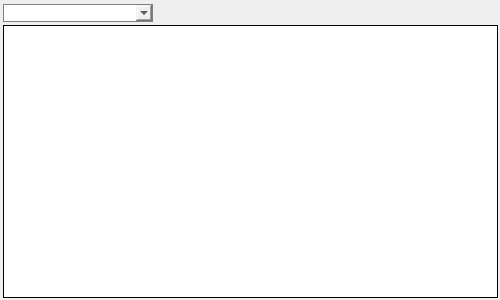
Old version of the form ui_actions.ui in the repository pjmbox/trailing.
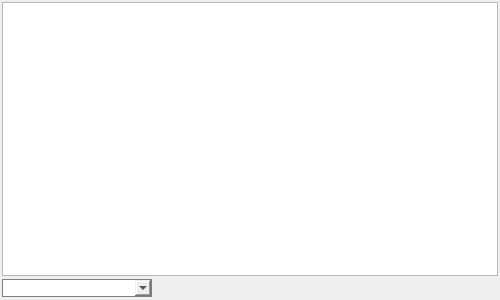
New version of the form. Icons and pictures are not drawn.

```diff
--- a/ui_actions.ui
+++ b/ui_actions.ui
@@ -23,17 +23,56 @@
     <number>0</number>
    </property>
    <property name="leftMargin">
-    <number>3</number>
+    <number>2</number>
    </property>
    <property name="topMargin">
-    <number>1</number>
+    <number>2</number>
    </property>
    <property name="rightMargin">
     <number>2</number>
    </property>
    <property name="bottomMargin">
-    <number>2</number>
+    <number>0</number>
    </property>
+   <item>
+    <widget class="QTableWidget" name="tbl_actions">
+     <property name="font">
+      <font>
+       <family>Verdana</family>
+      </font>
+     </property>
+     <property name="frameShape">
+      <enum>QFrame::StyledPanel</enum>
+     </property>
+     <property name="frameShadow">
+      <enum>QFrame::Sunken</enum>
+     </property>
+     <property name="lineWidth">
+      <number>1</number>
+     </property>
+     <property name="alternatingRowColors">
+      <bool>true</bool>
+     </property>
+     <property name="selectionMode">
+      <enum>QAbstractItemView::SingleSelection</enum>
+     </property>
+     <property name="selectionBehavior">
+      <enum>QAbstractItemView::SelectRows</enum>
+     </property>
+     <property name="gridStyle">
+      <enum>Qt::SolidLine</enum>
+     </property>
+     <property name="wordWrap">
+      <bool>false</bool>
+     </property>
+     <attribute name="horizontalHeaderHighlightSections">
+      <bool>false</bool>
+     </attribute>
+     <attribute name="horizontalHeaderStretchLastSection">
+      <bool>true</bool>
+     </attribute>
+    </widget>
+   </item>
    <item>
     <widget class="QGroupBox" name="groupbox_upper">
      <property name="sizePolicy">
@@ -216,42 +255,6 @@
      </layout>
     </widget>
    </item>
-   <item>
-    <widget class="QTableWidget" name="tbl_actions">
-     <property name="font">
-      <font>
-       <family>Verdana</family>
-      </font>
-     </property>
-     <property name="frameShape">
-      <enum>QFrame::Box</enum>
-     </property>
-     <property name="frameShadow">
-      <enum>QFrame::Plain</enum>
-     </property>
-     <property name="alternatingRowColors">
-      <bool>true</bool>
-     </property>
-     <property name="selectionMode">
-      <enum>QAbstractItemView::SingleSelection</enum>
-     </property>
-     <property name="selectionBehavior">
-      <enum>QAbstractItemView::SelectRows</enum>
-     </property>
-     <property name="gridStyle">
-      <enum>Qt::SolidLine</enum>
-     </property>
-     <property name="wordWrap">
-      <bool>false</bool>
-     </property>
-     <attribute name="horizontalHeaderHighlightSections">
-      <bool>false</bool>
-     </attribute>
-     <attribute name="horizontalHeaderStretchLastSection">
-      <bool>true</bool>
-     </attribute>
-    </widget>
-   </item>
   </layout>
  </widget>
  <resources/>
```
